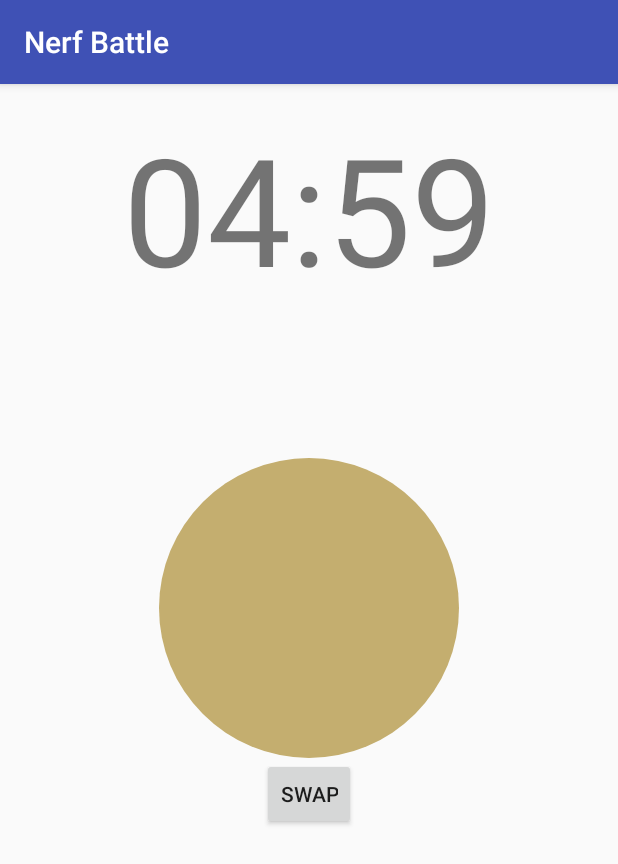
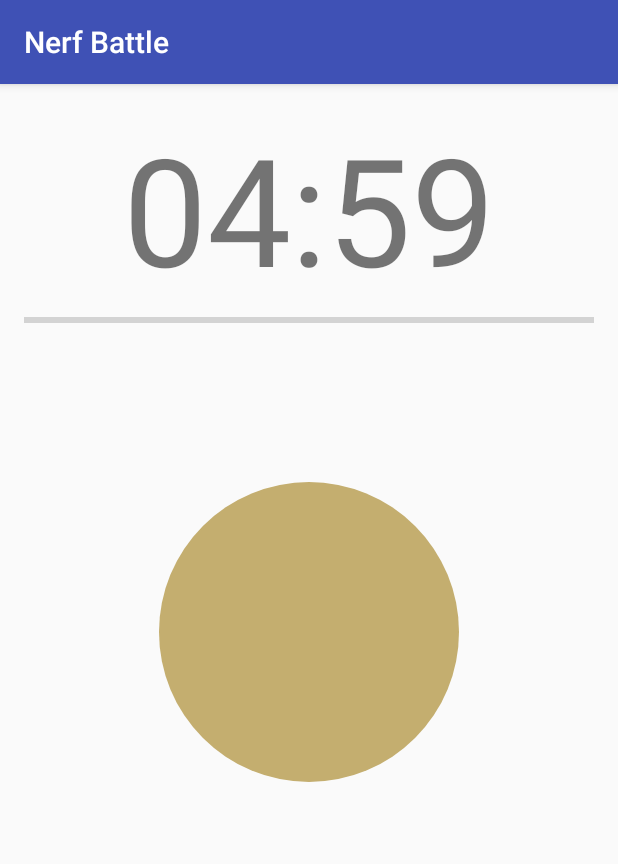
Before and after one commit to Res260/NFCProject, an Android app: the InGame screen opened directly, with no data from a screen before it, on a phone screen of 412 x 824 dp. Shown: the top 864 px of the screen. Run offline under Robolectric (Android 15) with nearby library versions, the phone set to English and light mode, and no system bars; 1 statement that could not run was skipped.

Commit message:
Added NFC reading as well as a cooler UI.

```diff
--- a/app/src/main/java/com/example/res260/NFCProject/InGame.java
+++ b/app/src/main/java/com/example/res260/NFCProject/InGame.java
@@ -4,8 +4,10 @@ import android.nfc.NfcAdapter;
 import android.os.CountDownTimer;
 import android.support.v7.app.AppCompatActivity;
 import android.os.Bundle;
+import android.util.TypedValue;
 import android.view.View;
 import android.widget.Button;
+import android.widget.ProgressBar;
 import android.widget.TextView;
 
 import java.util.concurrent.TimeUnit;
@@ -14,7 +16,7 @@ public class InGame extends AppCompatActivity {
 
     private final long terroristTime = 60 * 1000 * 5L;
     private final long antiTerroristTime = 60 * 1000 * 2L;
-    private boolean bombeArmee = false;
+    public boolean bombeArmee = false;
     public TextView TextViewTime;
     private View NFCSpot;
     private CountDown timer;
@@ -22,6 +24,7 @@ public class InGame extends AppCompatActivity {
     private NfcAdapter.ReaderCallback readCallback;
     private Loop loop;
     private Thread loopThread;
+	private ProgressBar fuseProgressBar;
 
     @Override
     protected void onCreate(Bundle savedInstanceState) {
@@ -29,6 +32,7 @@ public class InGame extends AppCompatActivity {
         setContentView(R.layout.activity_in_game);
         this.TextViewTime = (TextView) findViewById(R.id.textView);
 		this.NFCSpot = (View) findViewById(R.id.NFCSpot);
+		this.fuseProgressBar= (ProgressBar) findViewById(R.id.fuseProgressBar);
 
         this.loop = new Loop(this);
         this.loopThread = new Thread(this.loop);
@@ -44,16 +48,26 @@ public class InGame extends AppCompatActivity {
 
     }
 
+	public void SetProgress(final int perthousand) {
+		runOnUiThread(new Runnable() {
+			@Override
+			public void run() {
+				fuseProgressBar.setProgress(perthousand);
+			}
+		});
+	}
 
     public void ArmerBombe(){
 		runOnUiThread(new Runnable() {
 			@Override
 			public void run() {
+				if(!timer.isDone) {
 					bombeArmee = true;
 					timer.cancel();
 					NFCSpot.setBackgroundResource(R.drawable.antiterrorist_cercle);
 					timer = new CountDown(antiTerroristTime, 1000);
 					timer.start();
+				}
 			}
 		});
     }
@@ -62,18 +76,24 @@ public class InGame extends AppCompatActivity {
 		runOnUiThread(new Runnable() {
 			@Override
 			public void run() {
+				if(!timer.isDone) {
 					timer.cancel();
 					bombeArmee = false;
 					String text = "Saved by: " + savior;
 					TextViewTime.setText(text);
+					TextViewTime.setTextSize(TypedValue.COMPLEX_UNIT_DIP, 30);
+				}
 			}
 		});
     }
 
     public class CountDown extends CountDownTimer {
 
+		public boolean isDone;
+
         public CountDown(long millisInFuture, long countDownInterval) {
             super(millisInFuture, countDownInterval);
+			this.isDone = false;
         }
 
         @Override
@@ -88,7 +108,13 @@ public class InGame extends AppCompatActivity {
 
         @Override
         public void onFinish() {
-            TextViewTime.setText("Game Over");
+			TextViewTime.setTextSize(TypedValue.COMPLEX_UNIT_DIP, 40);
+			if (bombeArmee) {
+				TextViewTime.setText("Terrorists win!");
+			} else {
+				TextViewTime.setText("Counter-terrorists win!");
+			}
+			this.isDone = true;
         }
     }
 
--- a/app/src/main/java/com/example/res260/NFCProject/Loop.java
+++ b/app/src/main/java/com/example/res260/NFCProject/Loop.java
@@ -1,12 +1,17 @@
 package com.example.res260.NFCProject;
+
+import android.app.Activity;
 
 /**
  * Created by Res260 on 07/09/2016.
  * The thread loop to check the bomb status according to input/output from ReadCallBack:
- * -When a tag was initialy read
+ * -When a tag was initially read
  * -When said tag was removed from the phone.
  */
 public class Loop implements Runnable {
+
+	public final static String terrorists = "Terroristes";
+	public final static String antiTerrorists = "Anti-terroristes";
 
 	private final InGame inGame;
 
@@ -35,18 +40,27 @@ public class Loop implements Runnable {
 				// Arming/disarming. Tag still on the phone. Perhaps has already been armed/disarmed.
 				if(System.currentTimeMillis() - this.timestampTagBegin < ACTIVATION_TIME) {
 					System.out.println("ARMING/DISARMING");
+					int progress = Math.round(((System.currentTimeMillis() - this.timestampTagBegin)
+							/ (float) ACTIVATION_TIME) * (float) 1000);
+					this.inGame.SetProgress(progress);
 				} else {
 					System.out.println("TRIGGER DISARMED");
+					this.inGame.SetProgress(1000);
 				}
 			} else {
 				// Either has been armed/disarmed or failed attempt.
 				if(this.timestampTagEnd - this.timestampTagBegin >= ACTIVATION_TIME) {
 					//BOMB ARMED/DISARMED
 					System.out.println("BOMB ARMED/DISARMED");
+					this.inGame.SetProgress(0);
 					if(!this.inGame.isBombeArmee()) {
-						this.inGame.ArmerBombe();
+						if(this.playerTeam.equals(Loop.terrorists)) {
+							this.inGame.ArmerBombe();
+						}
 					} else {
-						this.inGame.DesarmerBombe();
+						if(this.playerTeam.equals(Loop.antiTerrorists)) {
+							this.inGame.DesarmerBombe(this.playerName);
+						}
 					}
 					this.timestampTagBegin = 0;
 					this.timestampTagEnd = 0;
@@ -55,18 +69,15 @@ public class Loop implements Runnable {
 					this.timestampTagBegin = 0;
 					this.timestampTagEnd = 0;
 					System.out.println("FAILED TO ARM/DISARM BOMB");
+					this.inGame.SetProgress(0);
 				}
 			}
 			try {
-				Thread.sleep(100);
+				Thread.sleep(50);
 			} catch (InterruptedException e) {
 				e.printStackTrace();
 			}
 		}
-	}
-
-	public void uishit() {
-		this.inGame.ArmerBombe();
 	}
 
 	public long getTimestampTagBegin() {
--- a/app/src/main/res/layout/activity_in_game.xml
+++ b/app/src/main/res/layout/activity_in_game.xml
@@ -26,6 +26,22 @@
             android:textSize="100dp"
             android:textAlignment="center"/>
 
+        <ProgressBar
+            style="?android:attr/progressBarStyleHorizontal"
+            android:layout_width="match_parent"
+            android:layout_height="wrap_content"
+            android:id="@+id/fuseProgressBar"
+            android:layout_gravity="center_horizontal"
+            android:visibility="visible"
+            android:max="1000"
+            />
+
+        <ImageView
+            android:layout_width="wrap_content"
+            android:layout_height="wrap_content"
+            android:id="@+id/imageView"
+            android:layout_gravity="right"/>
+
         <View
             android:layout_width="200dp"
             android:layout_height="200dp"
@@ -34,13 +50,6 @@
             android:layout_marginTop="100dp"
             android:id="@+id/NFCSpot"/>
 
-        <Button
-            style="?android:attr/buttonStyleSmall"
-            android:layout_width="wrap_content"
-            android:layout_height="wrap_content"
-            android:text="Swap"
-            android:id="@+id/button"
-            android:layout_gravity="center_horizontal"/>
     </LinearLayout>
 
 </RelativeLayout>
```
Lines whose indentation alone changed are shown as unchanged.
